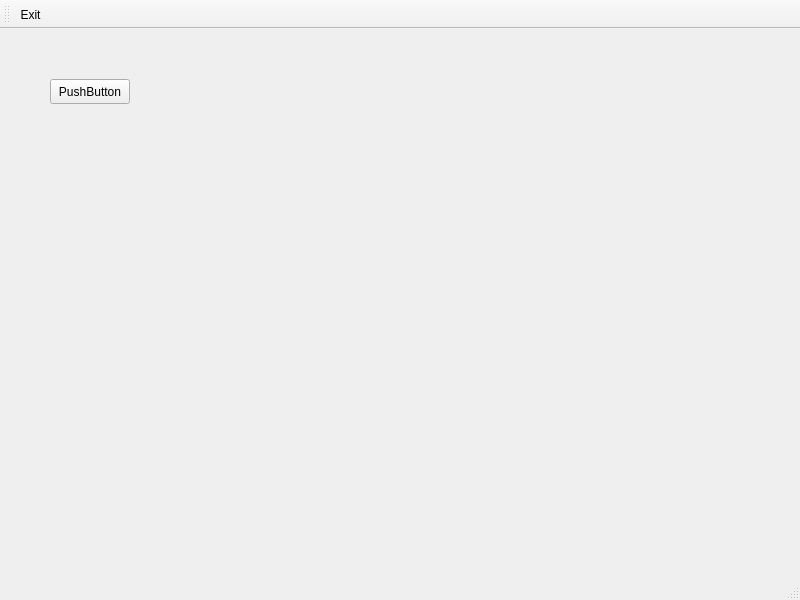
Before: the Qt Designer form Side-Communicator/mainwindow.ui in Sidewinder22/Side-Communicator, drawn with Qt 5.
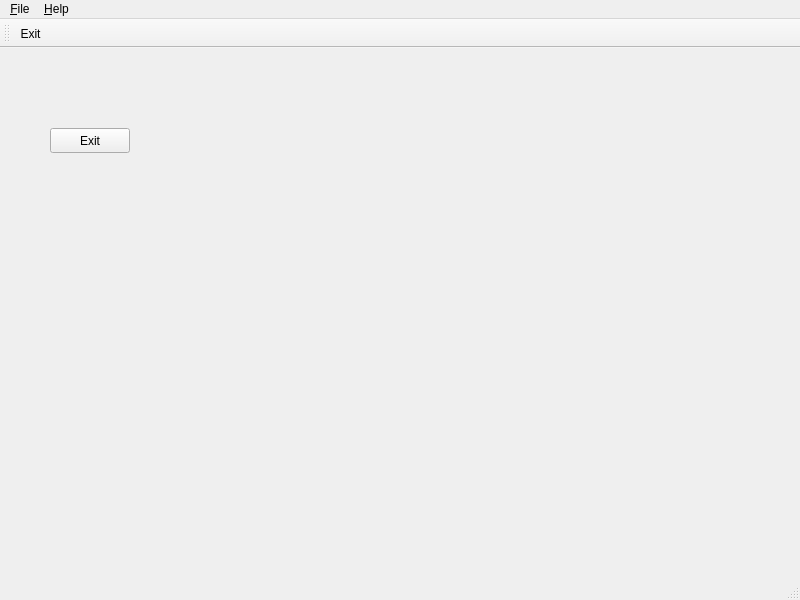
After: the same form once the commit is applied.

Commit message: Added some exit buttons

Patch:
```diff
--- a/Side-Communicator/mainwindow.ui
+++ b/Side-Communicator/mainwindow.ui
@@ -18,13 +18,13 @@
     <property name="geometry">
      <rect>
       <x>50</x>
-      <y>50</y>
+      <y>80</y>
       <width>80</width>
       <height>25</height>
      </rect>
     </property>
     <property name="text">
-     <string>PushButton</string>
+     <string>Exit</string>
     </property>
    </widget>
   </widget>
@@ -37,6 +37,20 @@
      <height>22</height>
     </rect>
    </property>
+   <widget class="QMenu" name="menu_File">
+    <property name="title">
+     <string>&amp;File</string>
+    </property>
+    <addaction name="action_Quit"/>
+   </widget>
+   <widget class="QMenu" name="menu_Help">
+    <property name="title">
+     <string>&amp;Help</string>
+    </property>
+    <addaction name="action_About"/>
+   </widget>
+   <addaction name="menu_File"/>
+   <addaction name="menu_Help"/>
   </widget>
   <widget class="QStatusBar" name="statusbar"/>
   <widget class="QToolBar" name="toolBar">
```
Left out of the diff: 10 changed lines with no effect on the pictures. The commit also changes 8 other files.
